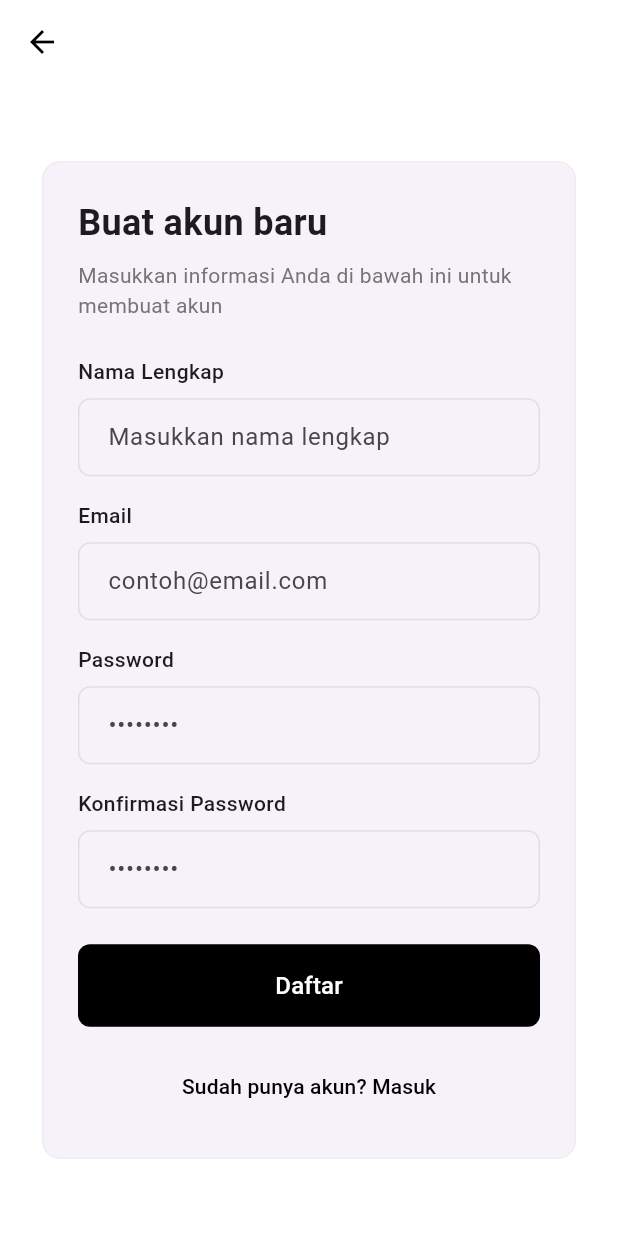
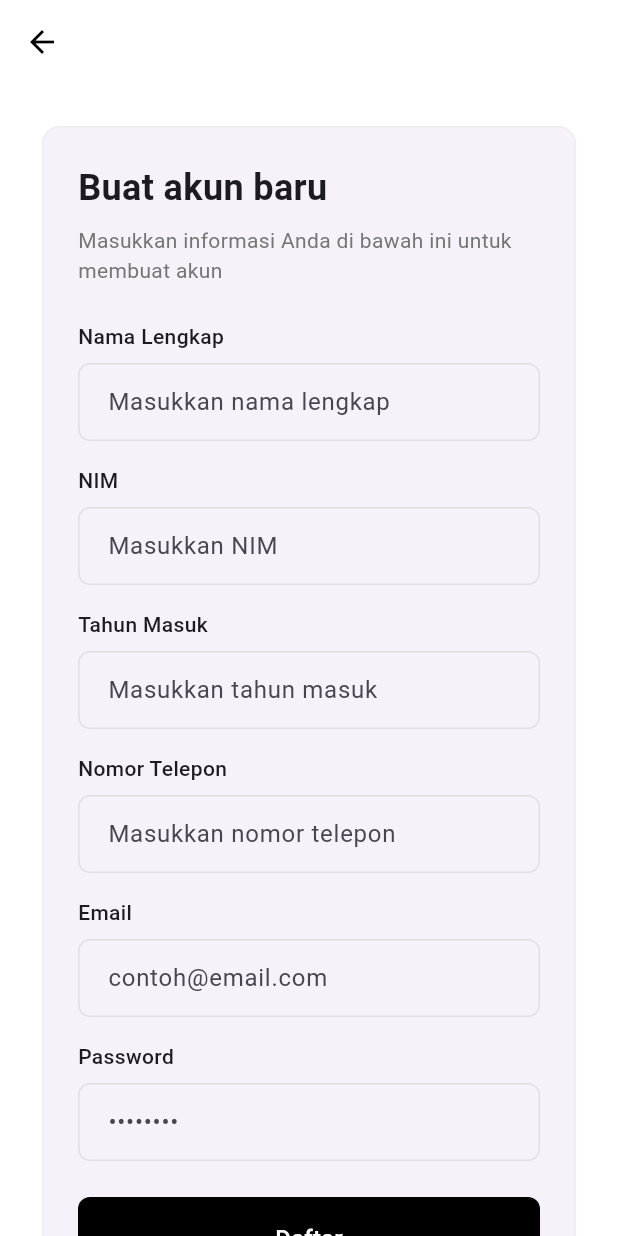
Before and after one commit to gagassurya19/bookwise-mobile-flutter, a Flutter app: the SignupScreen screen opened directly, on a phone screen of 412 x 824 dp. Run offline on Flutter 3.47's test engine with Material 3 defaults, Android fonts, the light colour scheme and no system bars; our stand-ins replace flutter_svg; network calls fail.

Commit message:
Add working login and signup functionality

```diff
--- a/lib/screens/explore_screen.dart
+++ b/lib/screens/explore_screen.dart
@@ -6,7 +6,8 @@ class ExploreScreen extends StatelessWidget {
 
   @override
   Widget build(BuildContext context) {
-    return SafeArea(
+    return Scaffold(
+      body: SafeArea(
         child: Padding(
           padding: const EdgeInsets.all(16.0),
           child: Column(
@@ -52,6 +53,7 @@ class ExploreScreen extends StatelessWidget {
             ],
           ),
         ),
+      ),
     );
   }
 
--- a/lib/screens/signup_screen.dart
+++ b/lib/screens/signup_screen.dart
@@ -1,4 +1,6 @@
 import 'package:flutter/material.dart';
+import 'package:http/http.dart' as http;
+import 'dart:convert';
 
 class SignupScreen extends StatefulWidget {
   const SignupScreen({Key? key}) : super(key: key);
@@ -9,42 +11,105 @@ class SignupScreen extends StatefulWidget {
 
 class _SignupScreenState extends State<SignupScreen> {
   final _nameController = TextEditingController();
+  final _nimController = TextEditingController();
+  final _yearController = TextEditingController();
+  final _phoneController = TextEditingController();
   final _emailController = TextEditingController();
   final _passwordController = TextEditingController();
-  final _confirmPasswordController = TextEditingController();
   bool _isLoading = false;
 
   @override
   void dispose() {
     _nameController.dispose();
+    _nimController.dispose();
+    _yearController.dispose();
+    _phoneController.dispose();
     _emailController.dispose();
     _passwordController.dispose();
-    _confirmPasswordController.dispose();
     super.dispose();
   }
 
-  void _handleSignup() {
-    // Implement your signup logic here
+  Future<void> _handleSignup() async {
     setState(() {
       _isLoading = true;
     });
 
-    // Simulate network delay
-    Future.delayed(const Duration(seconds: 1), () {
-      if (mounted) {
-        setState(() {
-          _isLoading = false;
-        });
-        // Navigate to main page after successful signup
-        // Navigator.of(context).pushReplacement(
-        //   MaterialPageRoute(builder: (_) => const MainPage()),
-        // );
+    final name = _nameController.text.trim();
+    final nim = _nimController.text.trim();
+    final year = _yearController.text.trim();
+    final phone = _phoneController.text.trim();
+    final email = _emailController.text.trim();
+    final password = _passwordController.text;
+
+    final url = Uri.parse('https://book-wise.guelo.xyz/api/users/register/student');
+
+    final body = jsonEncode({
+      "name": name,
+      "nim": nim,
+      "year": year,
+      "phone": phone,
+      "email": email,
+      "password": password,
+      "role": "student", // Role default untuk student
+    });
+
+    try {
+      final response = await http.post(
+        url,
+        headers: {'Content-Type': 'application/json'},
+        body: body,
+      );
+
+      if (response.statusCode == 201) {
+        // Signup berhasil
+        if (mounted) {
+          setState(() {
+            _isLoading = false;
+          });
+          showDialog(
+            context: context,
+            barrierDismissible: false,
+            builder: (context) => AlertDialog(
+              title: const Text('Berhasil'),
+              content: const Text('Akun berhasil dibuat!'),
+              actions: [
+                TextButton(
+                  onPressed: () {
+                    Navigator.of(context).pop();
+                    Navigator.of(context).pop(); // Kembali ke login screen
+                  },
+                  child: const Text('OK'),
+                ),
+              ],
+            ),
+          );
+        }
+      } else {
+        // Signup gagal
+        if (mounted) {
+          setState(() {
+            _isLoading = false;
+          });
+          ScaffoldMessenger.of(context).showSnackBar(
+            SnackBar(
+              content: Text('Gagal mendaftar: ${response.body}'),
+            ),
+          );
+        }
       }
-    });
+    } catch (e) {
+      setState(() {
+        _isLoading = false;
+      });
+      ScaffoldMessenger.of(context).showSnackBar(
+        SnackBar(
+          content: Text('Terjadi kesalahan: $e'),
+        ),
+      );
+    }
   }
 
   void _navigateToLogin() {
-    // Navigate back to login page
     Navigator.of(context).pop();
   }
 
@@ -57,7 +122,7 @@ class _SignupScreenState extends State<SignupScreen> {
         elevation: 0,
         leading: IconButton(
           icon: const Icon(Icons.arrow_back, color: Colors.black),
-          onPressed: () => Navigator.of(context).pop(),
+          onPressed: _navigateToLogin,
         ),
       ),
       body: SafeArea(
@@ -95,157 +160,32 @@ class _SignupScreenState extends State<SignupScreen> {
                       const SizedBox(height: 24),
 
                       // Name Field
-                      Column(
-                        crossAxisAlignment: CrossAxisAlignment.start,
-                        children: [
-                          const Text(
-                            'Nama Lengkap',
-                            style: TextStyle(
-                              fontWeight: FontWeight.w500,
-                            ),
-                          ),
-                          const SizedBox(height: 8),
-                          TextFormField(
-                            controller: _nameController,
-                            decoration: InputDecoration(
-                              hintText: 'Masukkan nama lengkap',
-                              border: OutlineInputBorder(
-                                borderRadius: BorderRadius.circular(8),
-                                borderSide: BorderSide(color: Colors.grey.shade300),
-                              ),
-                              enabledBorder: OutlineInputBorder(
-                                borderRadius: BorderRadius.circular(8),
-                                borderSide: BorderSide(color: Colors.grey.shade300),
-                              ),
-                              focusedBorder: OutlineInputBorder(
-                                borderRadius: BorderRadius.circular(8),
-                                borderSide: const BorderSide(color: Colors.black, width: 1.5),
-                              ),
-                              contentPadding: const EdgeInsets.symmetric(
-                                horizontal: 16,
-                                vertical: 14,
-                              ),
-                            ),
-                          ),
-                        ],
-                      ),
+                      _buildTextField('Nama Lengkap', 'Masukkan nama lengkap', _nameController),
+
+                      const SizedBox(height: 16),
+
+                      // NIM Field
+                      _buildTextField('NIM', 'Masukkan NIM', _nimController),
+
+                      const SizedBox(height: 16),
+
+                      // Year Field
+                      _buildTextField('Tahun Masuk', 'Masukkan tahun masuk', _yearController),
+
+                      const SizedBox(height: 16),
+
+                      // Phone Number Field
+                      _buildTextField('Nomor Telepon', 'Masukkan nomor telepon', _phoneController),
 
                       const SizedBox(height: 16),
 
                       // Email Field
-                      Column(
-                        crossAxisAlignment: CrossAxisAlignment.start,
-                        children: [
-                          const Text(
-                            'Email',
-                            style: TextStyle(
-                              fontWeight: FontWeight.w500,
-                            ),
-                          ),
-                          const SizedBox(height: 8),
-                          TextFormField(
-                            controller: _emailController,
-                            keyboardType: TextInputType.emailAddress,
-                            decoration: InputDecoration(
-                              hintText: 'contoh@email.com',
-                              border: OutlineInputBorder(
-                                borderRadius: BorderRadius.circular(8),
-                                borderSide: BorderSide(color: Colors.grey.shade300),
-                              ),
-                              enabledBorder: OutlineInputBorder(
-                                borderRadius: BorderRadius.circular(8),
-                                borderSide: BorderSide(color: Colors.grey.shade300),
-                              ),
-                              focusedBorder: OutlineInputBorder(
-                                borderRadius: BorderRadius.circular(8),
-                                borderSide: const BorderSide(color: Colors.black, width: 1.5),
-                              ),
-                              contentPadding: const EdgeInsets.symmetric(
-                                horizontal: 16,
-                                vertical: 14,
-                              ),
-                            ),
-                          ),
-                        ],
-                      ),
+                      _buildTextField('Email', 'contoh@email.com', _emailController, keyboardType: TextInputType.emailAddress),
 
                       const SizedBox(height: 16),
 
                       // Password Field
-                      Column(
-                        crossAxisAlignment: CrossAxisAlignment.start,
-                        children: [
-                          const Text(
-                            'Password',
-                            style: TextStyle(
-                              fontWeight: FontWeight.w500,
-                            ),
-                          ),
-                          const SizedBox(height: 8),
-                          TextFormField(
-                            controller: _passwordController,
-                            obscureText: true,
-                            decoration: InputDecoration(
-                              hintText: '••••••••',
-                              border: OutlineInputBorder(
-                                borderRadius: BorderRadius.circular(8),
-                                borderSide: BorderSide(color: Colors.grey.shade300),
-                              ),
-                              enabledBorder: OutlineInputBorder(
-                                borderRadius: BorderRadius.circular(8),
-                                borderSide: BorderSide(color: Colors.grey.shade300),
-                              ),
-                              focusedBorder: OutlineInputBorder(
-                                borderRadius: BorderRadius.circular(8),
-                                borderSide: const BorderSide(color: Colors.black, width: 1.5),
-                              ),
-                              contentPadding: const EdgeInsets.symmetric(
-                                horizontal: 16,
-                                vertical: 14,
-                              ),
-                            ),
-                          ),
-                        ],
-                      ),
-
-                      const SizedBox(height: 16),
-
-                      // Confirm Password Field
-                      Column(
-                        crossAxisAlignment: CrossAxisAlignment.start,
-                        children: [
-                          const Text(
-                            'Konfirmasi Password',
-                            style: TextStyle(
-                              fontWeight: FontWeight.w500,
-                            ),
-                          ),
-                          const SizedBox(height: 8),
-                          TextFormField(
-                            controller: _confirmPasswordController,
-                            obscureText: true,
-                            decoration: InputDecoration(
-                              hintText: '••••••••',
-                              border: OutlineInputBorder(
-                                borderRadius: BorderRadius.circular(8),
-                                borderSide: BorderSide(color: Colors.grey.shade300),
-                              ),
-                              enabledBorder: OutlineInputBorder(
-                                borderRadius: BorderRadius.circular(8),
-                                borderSide: BorderSide(color: Colors.grey.shade300),
-                              ),
-                              focusedBorder: OutlineInputBorder(
-                                borderRadius: BorderRadius.circular(8),
-                                borderSide: const BorderSide(color: Colors.black, width: 1.5),
-                              ),
-                              contentPadding: const EdgeInsets.symmetric(
-                                horizontal: 16,
-                                vertical: 14,
-                              ),
-                            ),
-                          ),
-                        ],
-                      ),
+                      _buildTextField('Password', '••••••••', _passwordController, obscureText: true),
 
                       const SizedBox(height: 24),
 
@@ -309,4 +249,44 @@ class _SignupScreenState extends State<SignupScreen> {
       ),
     );
   }
+
+  Widget _buildTextField(String label, String hint, TextEditingController controller,
+      {bool obscureText = false, TextInputType keyboardType = TextInputType.text}) {
+    return Column(
+      crossAxisAlignment: CrossAxisAlignment.start,
+      children: [
+        Text(
+          label,
+          style: const TextStyle(
+            fontWeight: FontWeight.w500,
+          ),
+        ),
+        const SizedBox(height: 8),
+        TextFormField(
+          controller: controller,
+          obscureText: obscureText,
+          keyboardType: keyboardType,
+          decoration: InputDecoration(
+            hintText: hint,
+            border: OutlineInputBorder(
+              borderRadius: BorderRadius.circular(8),
+              borderSide: BorderSide(color: Colors.grey.shade300),
+            ),
+            enabledBorder: OutlineInputBorder(
+              borderRadius: BorderRadius.circular(8),
+              borderSide: BorderSide(color: Colors.grey.shade300),
+            ),
+            focusedBorder: OutlineInputBorder(
+              borderRadius: BorderRadius.circular(8),
+              borderSide: const BorderSide(color: Colors.black, width: 1.5),
+            ),
+            contentPadding: const EdgeInsets.symmetric(
+              horizontal: 16,
+              vertical: 14,
+            ),
+          ),
+        ),
+      ],
+    );
+  }
 }
```
Also changed, not shown: lib/main.dart (+10 -2 lines), lib/screens/login_screen.dart (+71 -13 lines). Lines whose indentation alone changed are shown as unchanged.
